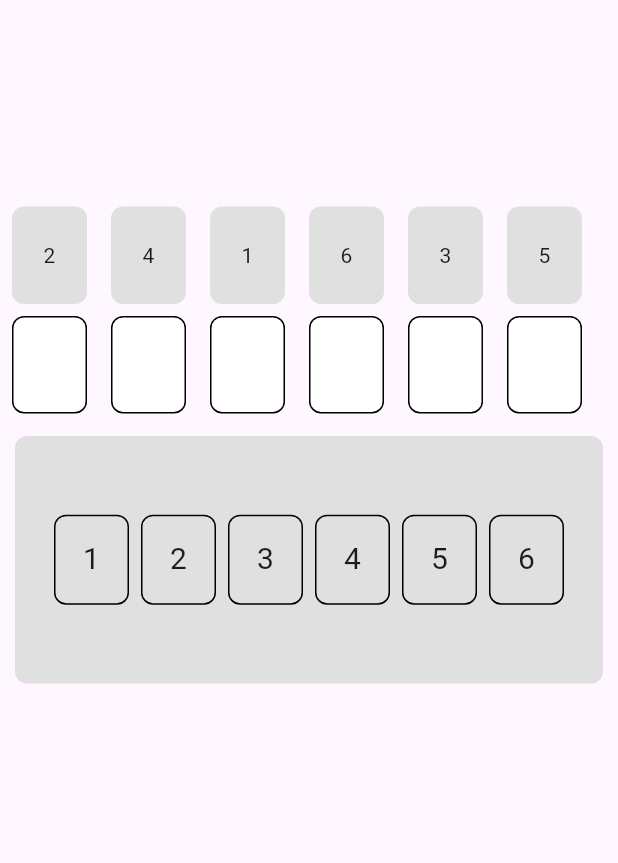
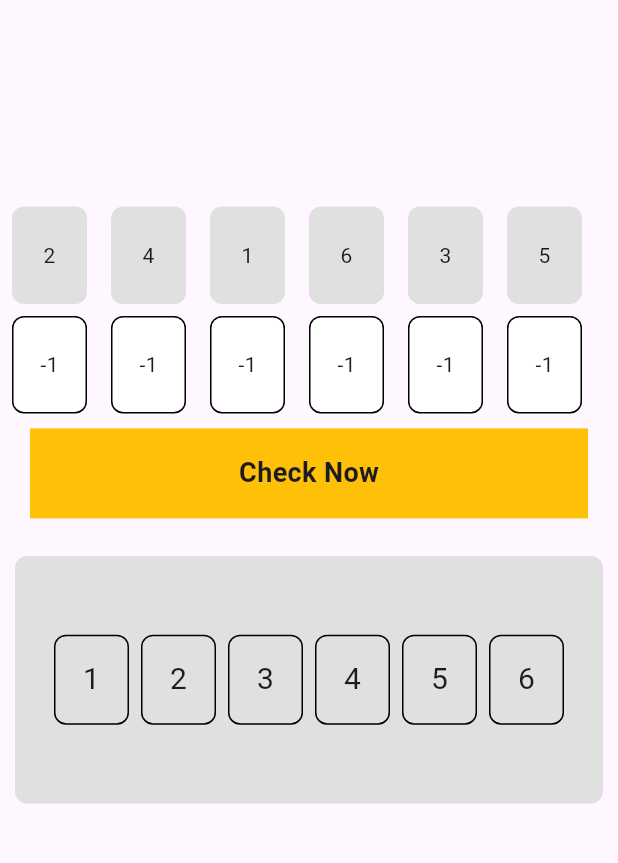
Before and after one commit to Sahil-Kundaliya/my_game, a Flutter app: the MyHomePage screen opened by its route, on a phone screen of 412 x 824 dp, the part 63-926 px from its top. Run offline on Flutter 3.47's test engine with Material 3 defaults, Android fonts, the phone set to English and light mode, and no system bars; our stand-ins replace flutter_bloc.

Commit message:
number game is working now

```diff
--- a/lib/features/home/cubits/home_cubite.dart
+++ b/lib/features/home/cubits/home_cubite.dart
@@ -15,7 +15,7 @@ class HomeCubit extends Cubit<HomeState> {
 
   loadingGames() async {
     emit(HomeLoadingState());
-    await Future.delayed(const Duration(seconds: 3));
+    await Future.delayed(const Duration(seconds: 0));
     emit(HomeShowGamesState());
   }
 
--- a/lib/features/number_game/cubits/number_game_state.dart
+++ b/lib/features/number_game/cubits/number_game_state.dart
@@ -3,3 +3,5 @@ abstract class NumberGameState {}
 class NumberGameInitialState extends NumberGameState {}
 
 class CardPickkedState extends NumberGameState {}
+
+class UpDateState extends NumberGameState {}
--- a/lib/features/number_game/screens/number_game.dart
+++ b/lib/features/number_game/screens/number_game.dart
@@ -1,7 +1,9 @@
+import 'dart:developer';
+
+import 'package:dazll_demo/constants/app_colors.dart';
 import 'package:dazll_demo/features/number_game/cubits/number_game_cubit.dart';
 import 'package:dazll_demo/features/number_game/cubits/number_game_state.dart';
 import 'package:flutter/material.dart';
-import 'package:flutter/widgets.dart';
 import 'package:flutter_bloc/flutter_bloc.dart';
 
 import '../../../resposinve.dart';
@@ -9,8 +11,37 @@ import '../../../resposinve.dart';
 class MyHomePage extends StatelessWidget {
   const MyHomePage({super.key});
   static const String myHomePage = '/MyHomePage';
+
+  selectedAnswer(
+      {required BuildContext context,
+      required DragTargetDetails<Object?> details,
+      required int index}) {
+    NumberGameCubit numberGameCubit = context.read<NumberGameCubit>();
+    if (numberGameCubit.answerNumber[index] == -1) {
+      numberGameCubit.pickNumber.removeWhere(
+        (element) {
+          return element == int.parse(details.data.toString()) ? true : false;
+        },
+      );
+
+      for (var i = 0; i < numberGameCubit.answerNumber.length; i++) {
+        if (i == numberGameCubit.selectedItem) {
+          numberGameCubit.answerNumber[i] = -1;
+        }
+      }
+      numberGameCubit.answerNumber[index] = int.parse(details.data.toString());
+    } else {
+      numberGameCubit.answerNumber[numberGameCubit.selectedItem] =
+          numberGameCubit.answerNumber[index];
+      numberGameCubit.answerNumber[index] = int.parse(details.data.toString());
+    }
+    numberGameCubit.updateState();
+  }
+
   Widget getScreen({required BuildContext context, NumberGameState? state}) {
     final size = MediaQuery.sizeOf(context);
+    NumberGameCubit numberGameCubit = context.read<NumberGameCubit>();
+
     return Scaffold(
       appBar: AppBar(
         title: const Text('Demo'),
@@ -30,7 +61,7 @@ class MyHomePage extends StatelessWidget {
               width: size.width,
               height: 65,
               child: ListView.builder(
-                itemCount: context.read<NumberGameCubit>().randomNumber.length,
+                itemCount: numberGameCubit.randomNumber.length,
                 scrollDirection: Axis.horizontal,
                 physics: const NeverScrollableScrollPhysics(),
                 itemBuilder: (context, index) {
@@ -43,10 +74,8 @@ class MyHomePage extends StatelessWidget {
                           color: Colors.grey.shade300,
                           borderRadius: BorderRadius.circular(8)),
                       child: Center(
-                          child: !context.read<NumberGameCubit>().trueAnswer
-                              ? Text(context
-                                  .read<NumberGameCubit>()
-                                  .randomNumber[index]
+                          child: !numberGameCubit.trueAnswer
+                              ? Text(numberGameCubit.randomNumber[index]
                                   .toString())
                               : const SizedBox()),
                     ),
@@ -60,15 +89,22 @@ class MyHomePage extends StatelessWidget {
                 width: size.width,
                 height: 65,
                 child: ListView.builder(
-                  itemCount: 6,
+                  itemCount: numberGameCubit.randomNumber.length,
                   scrollDirection: Axis.horizontal,
                   physics: const NeverScrollableScrollPhysics(),
                   itemBuilder: (context, index) {
-                    bool answered =
-                        context.read<NumberGameCubit>().answerNumber[index] ==
-                                -1
-                            ? true
-                            : false;
+                    bool answered = true;
+                    if (numberGameCubit.answerNumber[index] == -1) {
+                      answered = true;
+                    } else if (numberGameCubit.selectedItem != -1) {
+                      if (index == numberGameCubit.selectedItem) {
+                        answered = false;
+                      } else {
+                        answered = true;
+                      }
+                    } else {
+                      answered = false;
+                    }
                     return answered
                         ? DragTarget(
                             builder: (context, candidateData, rejectedData) {
@@ -83,74 +119,23 @@ class MyHomePage extends StatelessWidget {
                                       border: Border.all(color: Colors.black),
                                       borderRadius: BorderRadius.circular(8)),
                                   child: Center(
-                                      child: context
-                                              .read<NumberGameCubit>()
-                                              .trueAnswer
-                                          ? Text(context
-                                              .read<NumberGameCubit>()
-                                              .randomNumber[index]
-                                              .toString())
-                                          : const SizedBox()),
+                                      child:
+                                          numberGameCubit.answerNumber[index] !=
+                                                  -1
+                                              ? Text(numberGameCubit
+                                                  .answerNumber[index]
+                                                  .toString())
+                                              : const SizedBox(
+                                                  child: Text('-1'),
+                                                )),
                                 ),
                               );
                             },
                             onAcceptWithDetails: (details) {
-                              context
-                                  .read<NumberGameCubit>()
-                                  .pickNumber
-                                  .removeWhere(
-                                (element) {
-                                  return element ==
-                                          int.parse(details.data.toString())
-                                      ? true
-                                      : false;
-                                },
-                              );
-                              context
-                                      .read<NumberGameCubit>()
-                                      .answerNumber[index] =
-                                  int.parse(details.data.toString());
-
-                              if (!context
-                                  .read<NumberGameCubit>()
-                                  .answerNumber
-                                  .contains(-1)) {
-                                int totalRightAnswer = 0;
-                                for (var i = 0;
-                                    i <
-                                        context
-                                            .read<NumberGameCubit>()
-                                            .randomNumber
-                                            .length;
-                                    i++) {
-                                  if (context
-                                          .read<NumberGameCubit>()
-                                          .randomNumber[i] ==
-                                      context
-                                          .read<NumberGameCubit>()
-                                          .answerNumber[i]) {
-                                    totalRightAnswer += 1;
-                                  }
-                                }
-                                if (totalRightAnswer ==
-                                    context
-                                        .read<NumberGameCubit>()
-                                        .answerNumber
-                                        .length) {
-                                  ScaffoldMessenger.of(context)
-                                      .showSnackBar(const SnackBar(
-                                    content: Text('You WIN'),
-                                  ));
-                                } else {
-                                  ScaffoldMessenger.of(context)
-                                      .showSnackBar(SnackBar(
-                                    content: Text(
-                                        'You Loss, ${totalRightAnswer == -1 ? 0 : totalRightAnswer} coreet answer'),
-                                  ));
-                                  context.read<NumberGameCubit>().restart();
-                                }
-                              }
-                              context.read<NumberGameCubit>().cardPickked();
+                              selectedAnswer(
+                                  details: details,
+                                  context: context,
+                                  index: index);
                             },
                           )
                         : Padding(
@@ -163,17 +148,49 @@ class MyHomePage extends StatelessWidget {
                                   color: Colors.grey.shade300,
                                   borderRadius: BorderRadius.circular(8)),
                               child: Center(
-                                  child: true
-                                      ? Text(
-                                          context
-                                              .read<NumberGameCubit>()
-                                              .answerNumber[index]
-                                              .toString(),
-                                          style: const TextStyle(
-                                            fontSize: 20,
-                                          ),
-                                        )
-                                      : const SizedBox()),
+                                  child: Draggable(
+                                data: numberGameCubit.answerNumber[index],
+                                onDragStarted: () {
+                                  numberGameCubit.changeSelctedItemIndex(
+                                      index: index);
+                                },
+                                onDragEnd: (details) {
+                                  numberGameCubit.changeSelctedItemIndex(
+                                      index: -1);
+                                },
+                                feedback: Container(
+                                  height: 60,
+                                  width: 50,
+                                  decoration: BoxDecoration(
+                                      color: Colors.grey.shade300,
+                                      border: Border.all(color: Colors.black),
+                                      borderRadius: BorderRadius.circular(8)),
+                                  child: Center(
+                                      child: Text(
+                                    numberGameCubit.answerNumber[index]
+                                        .toString(),
+                                    style: const TextStyle(
+                                        fontSize: 20,
+                                        color: Colors.black,
+                                        decoration: TextDecoration.none),
+                                  )),
+                                ),
+                                childWhenDragging: const SizedBox(),
+                                child: Container(
+                                  height: 60,
+                                  width: 50,
+                                  decoration: BoxDecoration(
+                                      color: Colors.grey.shade300,
+                                      border: Border.all(color: Colors.black),
+                                      borderRadius: BorderRadius.circular(8)),
+                                  child: Center(
+                                      child: Text(
+                                    numberGameCubit.answerNumber[index]
+                                        .toString(),
+                                    style: const TextStyle(fontSize: 20),
+                                  )),
+                                ),
+                              )),
                             ),
                           );
                   },
@@ -181,7 +198,47 @@ class MyHomePage extends StatelessWidget {
               ),
             ),
             Padding(
-                padding: const EdgeInsets.only(top: 15.0, left: 10, right: 10),
+              padding: const EdgeInsets.fromLTRB(20, 10, 20, 10),
+              child: GestureDetector(
+                onTap: () {
+                  if (!numberGameCubit.answerNumber.contains(-1)) {
+                    int totalRightAnswer = 0;
+                    for (var i = 0;
+                        i < numberGameCubit.randomNumber.length;
+                        i++) {
+                      if (numberGameCubit.randomNumber[i] ==
+                          numberGameCubit.answerNumber[i]) {
+                        totalRightAnswer += 1;
+                      }
+                    }
+                    if (totalRightAnswer ==
+                        numberGameCubit.answerNumber.length) {
+                      ScaffoldMessenger.of(context).showSnackBar(const SnackBar(
+                        content: Text('You Win'),
+                      ));
+                    } else {
+                      ScaffoldMessenger.of(context).showSnackBar(SnackBar(
+                        content: Text(
+                            'You Loss, ${totalRightAnswer == -1 ? 0 : totalRightAnswer} Correct Answer'),
+                      ));
+                      // numberGameCubit.restart();
+                    }
+                  }
+                },
+                child: Container(
+                  height: 60,
+                  width: size.width,
+                  decoration: const BoxDecoration(color: AppColors.amberColor),
+                  child: const Center(
+                      child: Text(
+                    'Check Now',
+                    style: TextStyle(fontSize: 18, fontWeight: FontWeight.bold),
+                  )),
+                ),
+              ),
+            ),
+            Padding(
+                padding: const EdgeInsets.fromLTRB(10, 15.0, 10, 0),
                 child: Container(
                   height: 165,
                   width: size.width,
@@ -198,10 +255,7 @@ class MyHomePage extends StatelessWidget {
                           children: [
                             Expanded(
                               child: ListView.builder(
-                                itemCount: context
-                                    .read<NumberGameCubit>()
-                                    .pickNumber
-                                    .length,
+                                itemCount: numberGameCubit.pickNumber.length,
                                 scrollDirection: Axis.horizontal,
                                 shrinkWrap: true,
                                 itemBuilder: (context, index) {
@@ -213,9 +267,7 @@ class MyHomePage extends StatelessWidget {
                                       width: 50,
                                       // color: Colors.amber,
                                       child: Draggable(
-                                        data: context
-                                            .read<NumberGameCubit>()
-                                            .pickNumber[index],
+                                        data: numberGameCubit.pickNumber[index],
                                         feedback: Container(
                                           height: 60,
                                           width: 50,
@@ -227,9 +279,7 @@ class MyHomePage extends StatelessWidget {
                                                   BorderRadius.circular(8)),
                                           child: Center(
                                               child: Text(
-                                            context
-                                                .read<NumberGameCubit>()
-                                                .pickNumber[index]
+                                            numberGameCubit.pickNumber[index]
                                                 .toString(),
                                             style: const TextStyle(
                                                 fontSize: 20,
@@ -250,9 +300,7 @@ class MyHomePage extends StatelessWidget {
                                                   BorderRadius.circular(8)),
                                           child: Center(
                                               child: Text(
-                                            context
-                                                .read<NumberGameCubit>()
-                                                .pickNumber[index]
+                                            numberGameCubit.pickNumber[index]
                                                 .toString(),
                                             style:
                                                 const TextStyle(fontSize: 20),
```
Also changed, not shown: lib/features/number_game/cubits/number_game_cubit.dart (+10 -2 lines).
